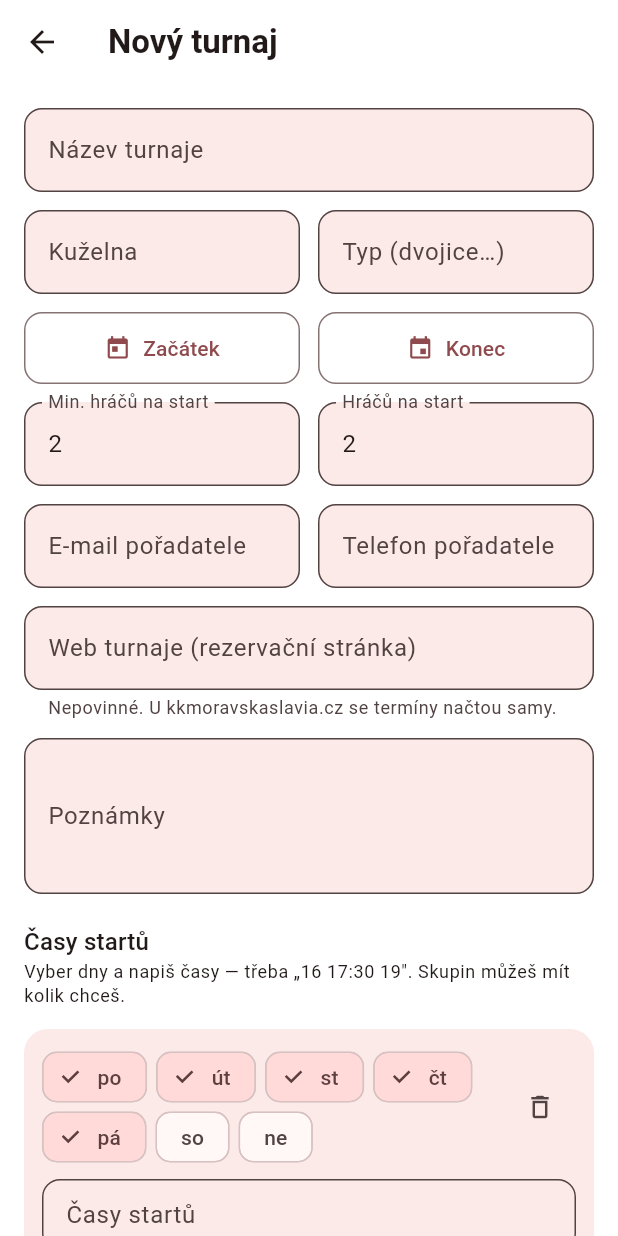
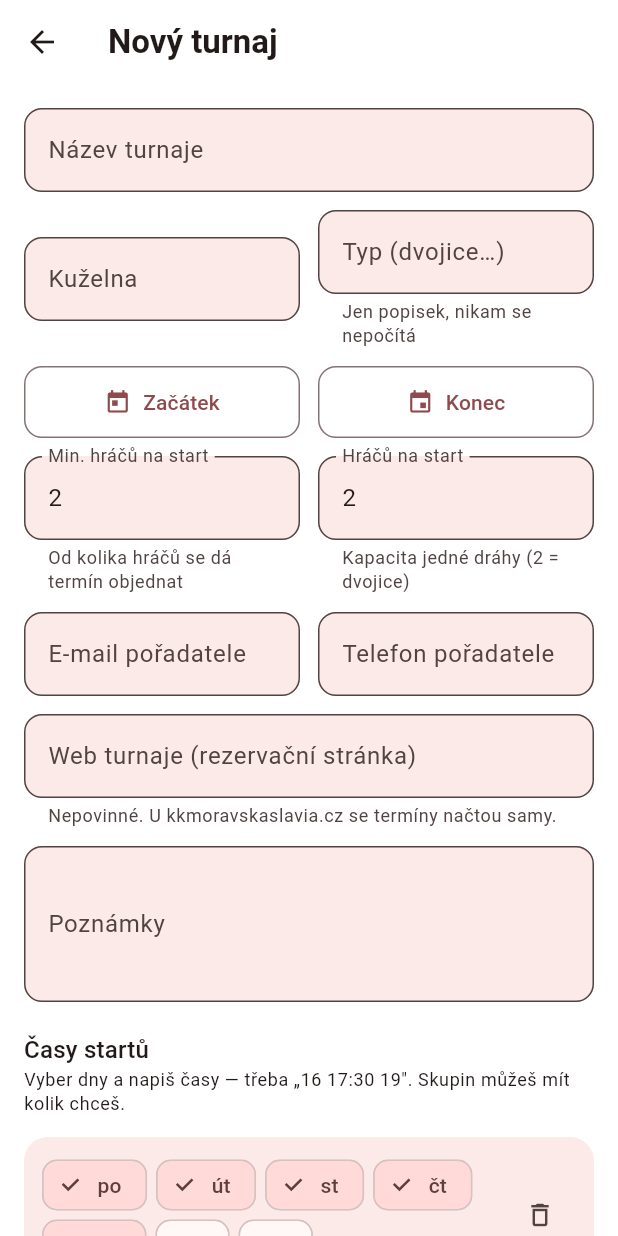
Before and after one commit to mvazan/terminator, a Flutter app: the TournamentEditScreen screen opened directly, on a phone screen of 412 x 824 dp. Run offline on Flutter 3.47's test engine with Material 3 defaults, Android fonts, the phone set to English and light mode, and no system bars; our stand-ins replace firebase_core, firebase_messaging, flutter_local_notifications, flutter_riverpod, supabase_flutter; missing offline and left inert: add_2_calendar; accounts and stored records are empty.

Commit message:
Add helper text explaining kind/min-players/capacity fields on tournament form
Co-Authored-By: Claude Sonnet 5 <noreply@anthropic.com>

```diff
--- a/lib/features/tournaments/tournament_edit_screen.dart
+++ b/lib/features/tournaments/tournament_edit_screen.dart
@@ -201,8 +201,11 @@ class _TournamentEditScreenState extends State<TournamentEditScreen> {
             Expanded(
               child: TextField(
                 controller: _kind,
-                decoration:
-                    const InputDecoration(labelText: 'Typ (dvojice…)'),
+                decoration: const InputDecoration(
+                  labelText: 'Typ (dvojice…)',
+                  helperText: 'Jen popisek, nikam se nepočítá',
+                  helperMaxLines: 2,
+                ),
               ),
             ),
           ]),
@@ -231,8 +234,11 @@ class _TournamentEditScreenState extends State<TournamentEditScreen> {
               child: TextField(
                 controller: _minPlayers,
                 keyboardType: TextInputType.number,
-                decoration:
-                    const InputDecoration(labelText: 'Min. hráčů na start'),
+                decoration: const InputDecoration(
+                  labelText: 'Min. hráčů na start',
+                  helperText: 'Od kolika hráčů se dá termín objednat',
+                  helperMaxLines: 2,
+                ),
               ),
             ),
             const SizedBox(width: 12),
@@ -240,8 +246,11 @@ class _TournamentEditScreenState extends State<TournamentEditScreen> {
               child: TextField(
                 controller: _maxPlayers,
                 keyboardType: TextInputType.number,
-                decoration:
-                    const InputDecoration(labelText: 'Hráčů na start'),
+                decoration: const InputDecoration(
+                  labelText: 'Hráčů na start',
+                  helperText: 'Kapacita jedné dráhy (2 = dvojice)',
+                  helperMaxLines: 2,
+                ),
               ),
             ),
           ]),
```
